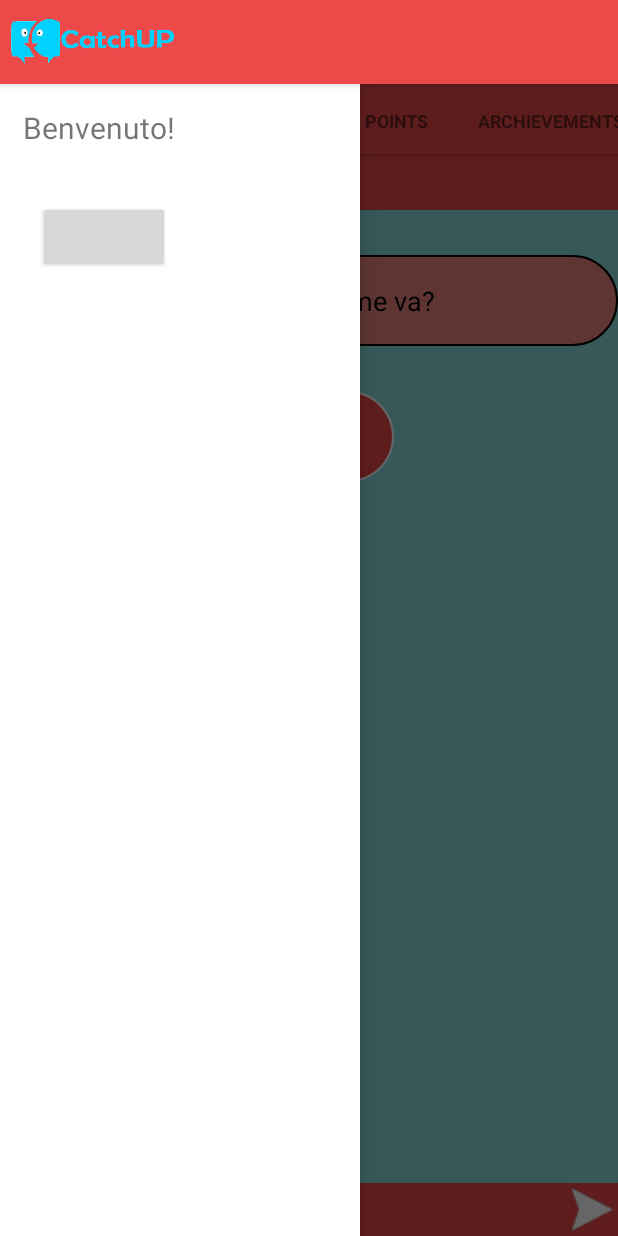
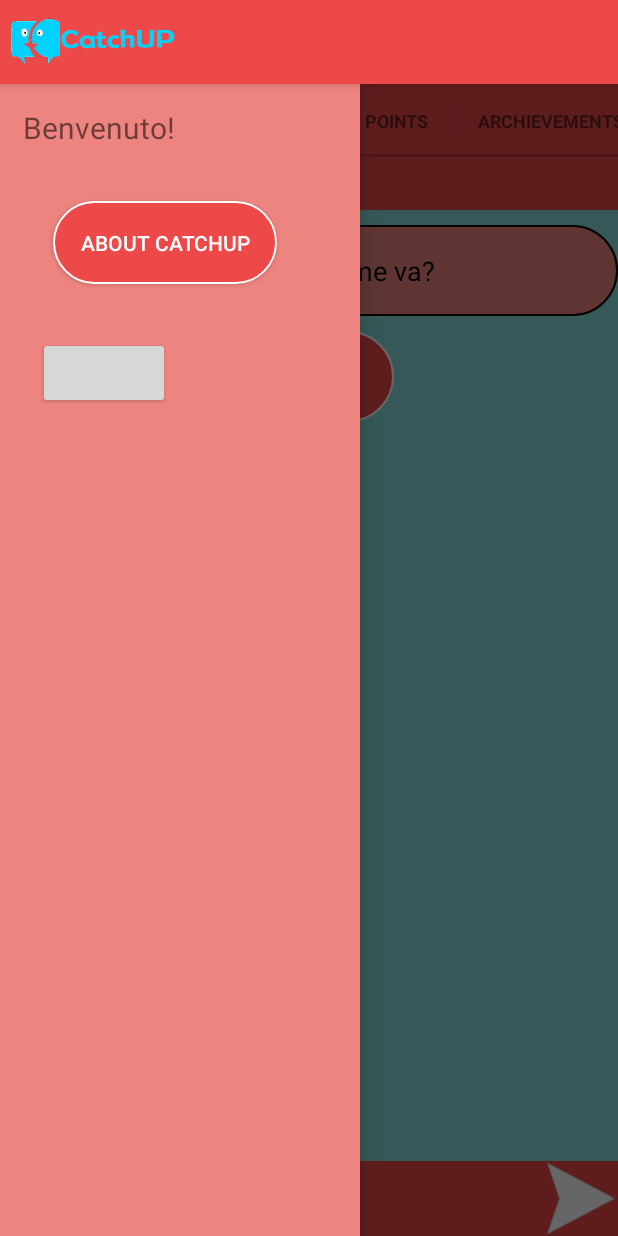
Before and after one commit to LucaLaRosa/catchUP-v3, an Android app: the fragment MessageFragment placed in its activity, with the side drawer open, on a phone screen of 412 x 824 dp. Run offline under Robolectric (Android 15) with nearby library versions, the phone set to English and light mode, and no system bars; libraries missing offline, so code that uses them is left out: com.facebook, com.facebook.login; plain views replace LoginButton; 39 statements that could not run were skipped.

Commit message:
modifica del layout della chat - domenica

```diff
--- a/app/src/main/AndroidManifest.xml
+++ b/app/src/main/AndroidManifest.xml
@@ -18,6 +18,7 @@
         android:theme="@style/AppTheme" >
         <meta-data android:name="com.facebook.sdk.ApplicationId" android:value="@string/facebook_app_id" />
         <activity
+            android:windowSoftInputMode="stateHidden"
             android:name="com.antolet.catchup.MainActivity">
             <!--android:label="@string/app_name">-->
             <intent-filter>
--- a/app/src/main/java/com/antolet/catchup/MainActivity.java
+++ b/app/src/main/java/com/antolet/catchup/MainActivity.java
@@ -6,6 +6,7 @@ import android.graphics.Color;
 import android.graphics.drawable.ColorDrawable;
 import android.os.Bundle;
 import android.support.v4.app.ActionBarDrawerToggle;
+import android.support.v4.app.FragmentTransaction;
 import android.support.v4.view.GravityCompat;
 import android.support.v4.view.ViewPager;
 import android.support.v4.widget.DrawerLayout;
@@ -14,6 +15,7 @@ import android.support.v7.app.ActionBarActivity;
 import android.view.MenuItem;
 import android.view.View;
 import android.view.Window;
+import android.widget.Button;
 import android.widget.LinearLayout;
 import android.widget.TextView;
 
@@ -47,6 +49,21 @@ public class MainActivity extends ActionBarActivity {
 		FacebookSdk.sdkInitialize(getApplicationContext());
 		super.onCreate(savedInstanceState);
 		setContentView(R.layout.activity_main);
+
+
+		Button btnInfo = (Button) findViewById(R.id.btn_info);
+		btnInfo.setOnClickListener(new View.OnClickListener() {
+
+			@Override
+			public void onClick(View v) {
+
+				InfoFragment info = new InfoFragment();  //this is your new fragment.
+				FragmentTransaction ft = getSupportFragmentManager().beginTransaction();
+				ft.replace(R.id.drawer, info);
+				ft.commit();
+			}
+
+		});
 
 		//costruzione actionBar
 
@@ -92,10 +109,10 @@ public class MainActivity extends ActionBarActivity {
 					public void onSuccess(LoginResult loginResult) {
 
 						Profile profile = Profile.getCurrentProfile();
-						String  idUtente= profile.getId();
+						String idUtente = profile.getId();
 
 						String msgWelcome = "Benvenuto " + profile.getFirstName() + "!";
-						String infoUser= "\n \n id: "+ idUtente;
+						String infoUser = "\n \n id: " + idUtente;
 						testoFrag.setText(msgWelcome + infoUser);
 
 
@@ -131,6 +148,7 @@ public class MainActivity extends ActionBarActivity {
 
         mSlidingTabLayout = (SlidingTabLayout) findViewById(R.id.sliding_tabs);
         mSlidingTabLayout.setViewPager(mViewPager);
+
     }
 
 	@Override
--- a/app/src/main/res/layout/activity_main.xml
+++ b/app/src/main/res/layout/activity_main.xml
@@ -24,9 +24,9 @@
 
 	<LinearLayout  android:id="@+id/drawer"
         android:layout_width="240dp"
+        android:background="#ed847f"
         android:layout_height="match_parent"
         android:layout_gravity="start"
-        android:background="@android:color/white"
         android:orientation="vertical">
 
         <TextView
@@ -38,6 +38,19 @@
             android:layout_marginTop="15dp"
             android:layout_marginLeft="15dp"
             android:textSize="20sp"/>
+        <Button
+            android:id="@+id/btn_info"
+            android:layout_width="wrap_content"
+            android:layout_height="wrap_content"
+            android:layout_marginTop="35dp"
+            android:layout_marginLeft="35dp"
+            android:background="@drawable/rounded_chat_corner"
+            android:layout_span="2"
+            android:padding="18dip"
+            android:textColor="#fff"
+            android:text="About CatchUP"
+            />
+
         <com.facebook.login.widget.LoginButton
             android:id="@+id/login_button"
             android:layout_width="wrap_content"
--- a/app/src/main/res/layout/message_fragment.xml
+++ b/app/src/main/res/layout/message_fragment.xml
@@ -11,13 +11,14 @@
         android:layout_height="wrap_content"
         android:layout_width="fill_parent"
         android:gravity="center_horizontal"
-        android:background="#ed4948">
+        android:background="#ed4948"
+        >
         <!--android:layout_marginTop="300dip">-->
 
         <Button
             android:id="@+id/btn_send"
-            android:layout_width="35dip"
-            android:layout_height="35dip"
+            android:layout_width="50dip"
+            android:layout_height="50dip"
             android:layout_alignParentRight="true"
             android:background="@drawable/send"
             xmlns:android="http://schemas.android.com/apk/res/android" />
@@ -70,12 +71,12 @@
                 android:layout_height="wrap_content"
                 android:textSize="18dp"
                 android:layout_span="1"
-                android:padding="18dip"
+                android:padding="5dip"
                 android:background="#88dddd"
             android:textColor="#000"/>
             <TextView
                 android:layout_width="30dip"
-                android:layout_marginTop="30dip"
+                android:layout_marginTop="10dip"
                 android:layout_height="wrap_content"
                 android:textSize="18dp"
                 android:text="Ciao! come va?"
@@ -93,7 +94,7 @@
 
             <TextView
                 android:layout_width="50dip"
-                android:layout_marginTop="30dip"
+                android:layout_marginTop="10dip"
                 android:layout_height="wrap_content"
                 android:textSize="18dp"
                 android:text="Ciaoooo! io bene tu?"
@@ -129,7 +130,7 @@
             <TextView
                 android:id="@+id/last_msg"
                 android:layout_width="30dip"
-                android:layout_marginTop="30dip"
+                android:layout_marginTop="10dip"
                 android:layout_height="wrap_content"
                 android:textSize="18dp"
                 android:text=""
```
Also changed, not shown: app/src/main/java/com/antolet/catchup/InfoFragment.java (added, +19 -0 lines), app/src/main/res/layout/info_fragment_layout.xml (added, +11 -0 lines), app/src/main/res/drawable-hdpi/send.png.
